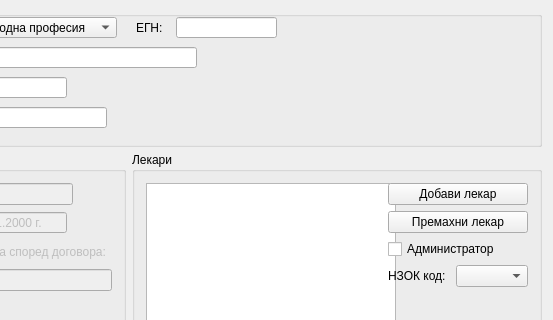
Before: the Qt Designer form src/View/Widgets/PracticeSettings.ui in thefinalcutbg/DinoDent, drawn with Qt 5; both pictures show x 185 to 738 and y 170 to 490 of the 738 by 595 pixel window.
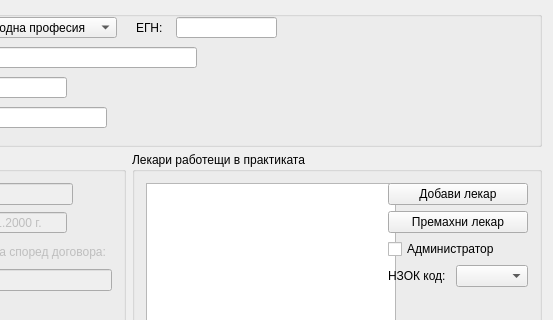
After: the same form once the commit is applied. Custom widgets are drawn as their Qt base class.

What changed in the file:
```diff
--- a/src/View/Widgets/PracticeSettings.ui
+++ b/src/View/Widgets/PracticeSettings.ui
@@ -555,7 +555,7 @@
      <item>
       <widget class="QGroupBox" name="groupBox">
        <property name="title">
-        <string>Лекари</string>
+        <string>Лекари работещи в практиката</string>
        </property>
        <layout class="QHBoxLayout" name="horizontalLayout_2">
         <property name="bottomMargin">
```
